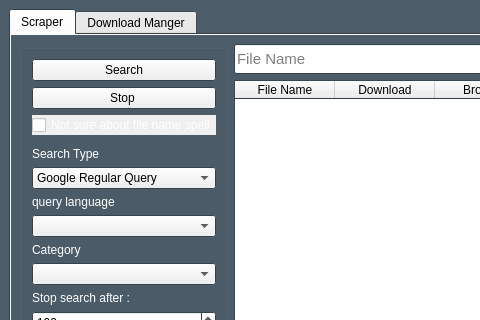
Before: the Qt Designer form ui_files/mainwindow_ui.ui in MrSmiler/ankabut, drawn with Qt 5; both pictures show x 0 to 480 and y 0 to 320 of the 988 by 878 pixel window.
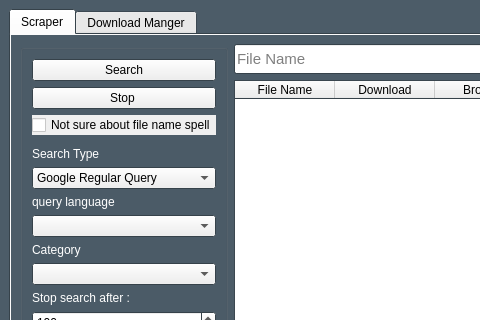
After: the same form once the commit is applied. Icons and pictures are not drawn.

```diff
--- a/ui_files/mainwindow_ui.ui
+++ b/ui_files/mainwindow_ui.ui
@@ -187,9 +187,9 @@
                 <colorrole role="WindowText">
                  <brush brushstyle="SolidPattern">
                   <color alpha="255">
-                   <red>255</red>
-                   <green>255</green>
-                   <blue>255</blue>
+                   <red>0</red>
+                   <green>0</green>
+                   <blue>0</blue>
                   </color>
                  </brush>
                 </colorrole>
@@ -252,9 +252,9 @@
                 <colorrole role="WindowText">
                  <brush brushstyle="SolidPattern">
                   <color alpha="255">
-                   <red>255</red>
-                   <green>255</green>
-                   <blue>255</blue>
+                   <red>0</red>
+                   <green>0</green>
+                   <blue>0</blue>
                   </color>
                  </brush>
                 </colorrole>
```
Left out of the diff: 2 changed lines with no effect on the pictures.
